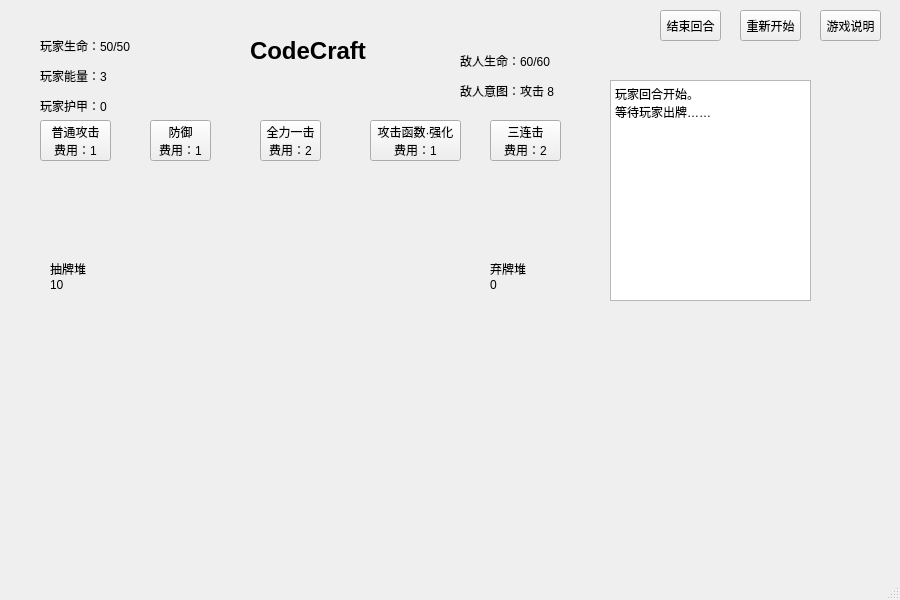
Before: the Qt Designer form CodeCraft/mainwindow.ui in MEKHANE114514/Slay-The-Spire-Clone, drawn with Qt 5.
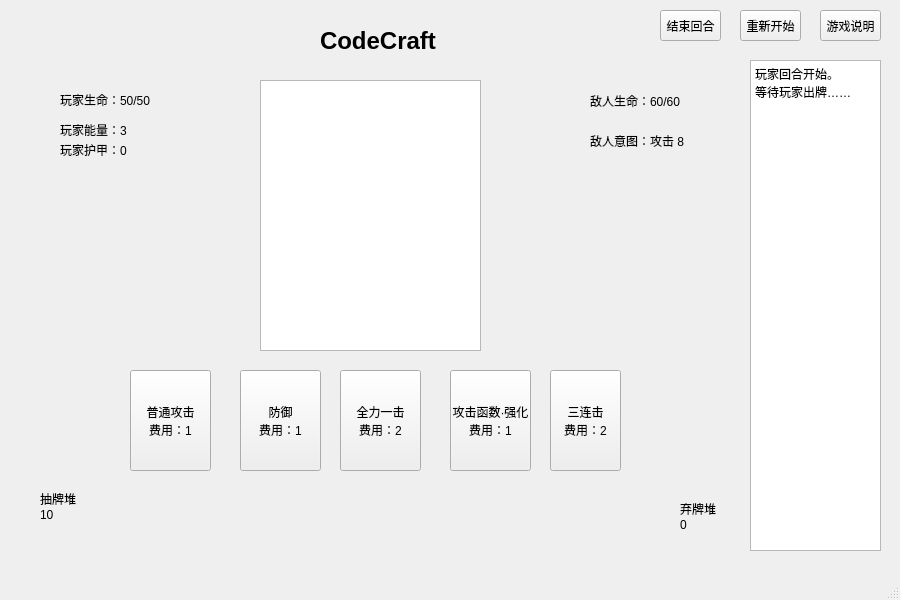
After: the same form once the commit is applied.

What changed in the file:
```diff
--- a/CodeCraft/mainwindow.ui
+++ b/CodeCraft/mainwindow.ui
@@ -17,8 +17,8 @@
    <widget class="QLabel" name="titleLabel">
     <property name="geometry">
      <rect>
-      <x>250</x>
-      <y>30</y>
+      <x>320</x>
+      <y>20</y>
       <width>121</width>
       <height>41</height>
      </rect>
@@ -36,8 +36,8 @@
    <widget class="QLabel" name="playerHpLabel">
     <property name="geometry">
      <rect>
-      <x>40</x>
-      <y>36</y>
+      <x>60</x>
+      <y>90</y>
       <width>111</width>
       <height>20</height>
      </rect>
@@ -49,8 +49,8 @@
    <widget class="QLabel" name="playerEnergyLabel">
     <property name="geometry">
      <rect>
-      <x>40</x>
-      <y>66</y>
+      <x>60</x>
+      <y>120</y>
       <width>101</width>
       <height>20</height>
      </rect>
@@ -62,8 +62,8 @@
    <widget class="QLabel" name="playerShieldLabel">
     <property name="geometry">
      <rect>
-      <x>40</x>
-      <y>96</y>
+      <x>60</x>
+      <y>140</y>
       <width>111</width>
       <height>20</height>
      </rect>
@@ -75,8 +75,8 @@
    <widget class="QLabel" name="enemyHpLabel">
     <property name="geometry">
      <rect>
-      <x>460</x>
-      <y>50</y>
+      <x>590</x>
+      <y>90</y>
       <width>101</width>
       <height>21</height>
      </rect>
@@ -88,8 +88,8 @@
    <widget class="QLabel" name="enemyIntentLabel">
     <property name="geometry">
      <rect>
-      <x>460</x>
-      <y>80</y>
+      <x>590</x>
+      <y>130</y>
       <width>111</width>
       <height>21</height>
      </rect>
@@ -101,10 +101,10 @@
    <widget class="QPushButton" name="cardButton1">
     <property name="geometry">
      <rect>
-      <x>40</x>
-      <y>120</y>
-      <width>71</width>
-      <height>41</height>
+      <x>130</x>
+      <y>370</y>
+      <width>81</width>
+      <height>101</height>
      </rect>
     </property>
     <property name="text">
@@ -115,10 +115,10 @@
    <widget class="QPushButton" name="cardButton2">
     <property name="geometry">
      <rect>
-      <x>150</x>
-      <y>120</y>
-      <width>61</width>
-      <height>41</height>
+      <x>240</x>
+      <y>370</y>
+      <width>81</width>
+      <height>101</height>
      </rect>
     </property>
     <property name="text">
@@ -129,10 +129,10 @@
    <widget class="QPushButton" name="cardButton3">
     <property name="geometry">
      <rect>
-      <x>260</x>
-      <y>120</y>
-      <width>61</width>
-      <height>41</height>
+      <x>340</x>
+      <y>370</y>
+      <width>81</width>
+      <height>101</height>
      </rect>
     </property>
     <property name="text">
@@ -143,10 +143,10 @@
    <widget class="QPushButton" name="cardButton4">
     <property name="geometry">
      <rect>
-      <x>370</x>
-      <y>120</y>
-      <width>91</width>
-      <height>41</height>
+      <x>450</x>
+      <y>370</y>
+      <width>81</width>
+      <height>101</height>
      </rect>
     </property>
     <property name="text">
@@ -157,10 +157,10 @@
    <widget class="QPushButton" name="cardButton5">
     <property name="geometry">
      <rect>
-      <x>490</x>
-      <y>120</y>
+      <x>550</x>
+      <y>370</y>
       <width>71</width>
-      <height>41</height>
+      <height>101</height>
      </rect>
     </property>
     <property name="text">
@@ -171,10 +171,10 @@
    <widget class="QTextEdit" name="logTextEdit">
     <property name="geometry">
      <rect>
-      <x>610</x>
-      <y>80</y>
-      <width>201</width>
-      <height>221</height>
+      <x>750</x>
+      <y>60</y>
+      <width>131</width>
+      <height>491</height>
      </rect>
     </property>
     <property name="readOnly">
@@ -233,10 +233,10 @@
    <widget class="QLabel" name="drawPileLabel">
     <property name="geometry">
      <rect>
-      <x>50</x>
-      <y>250</y>
-      <width>40</width>
-      <height>51</height>
+      <x>40</x>
+      <y>470</y>
+      <width>51</width>
+      <height>71</height>
      </rect>
     </property>
     <property name="text">
@@ -247,10 +247,10 @@
    <widget class="QLabel" name="discardPileLabel">
     <property name="geometry">
      <rect>
-      <x>490</x>
-      <y>250</y>
-      <width>40</width>
-      <height>51</height>
+      <x>680</x>
+      <y>480</y>
+      <width>51</width>
+      <height>71</height>
      </rect>
     </property>
     <property name="text">
@@ -258,6 +258,19 @@
 0</string>
     </property>
    </widget>
+   <widget class="QPlainTextEdit" name="codePlainTextEdit">
+    <property name="geometry">
+     <rect>
+      <x>260</x>
+      <y>80</y>
+      <width>221</width>
+      <height>271</height>
+     </rect>
+    </property>
+    <property name="readOnly">
+     <bool>true</bool>
+    </property>
+   </widget>
   </widget>
   <widget class="QMenuBar" name="menubar">
    <property name="geometry">
```
